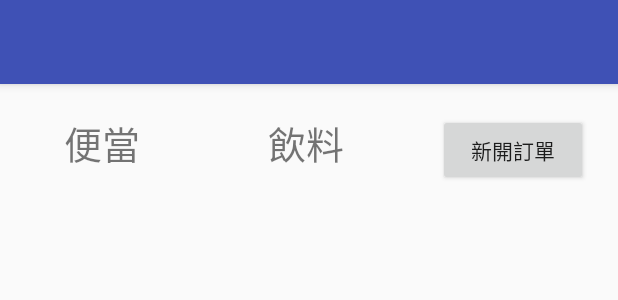
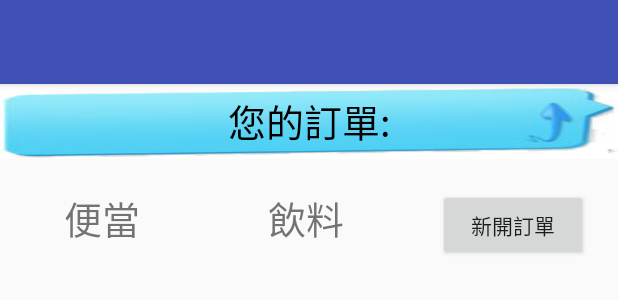
Before and after one commit to kown2007/OrderByYo, an Android app: the layout app_bar_main.xml on its own in the app's theme, with its tools: preview values and no code run, on a phone screen of 412 x 824 dp. Shown: the top 300 px of the screen. Run offline under Robolectric (Android 15) with nearby library versions, the phone set to English and light mode, and no system bars.

Commit message:
首頁80%完成

```diff
--- a/app/build.gradle
+++ b/app/build.gradle
@@ -35,4 +35,5 @@ dependencies {
 
 
 
+
 apply plugin: 'com.google.gms.google-services'
--- /dev/null
+++ b/app/src/main/java/com/myapplication/xuan/orderbyyo/HomeFragment.java
@@ -0,0 +1,205 @@
+package com.myapplication.xuan.orderbyyo;
+
+import android.content.Context;
+import android.net.Uri;
+import android.os.Bundle;
+import android.support.v4.app.Fragment;
+import android.support.v7.app.AlertDialog;
+import android.util.Log;
+import android.view.LayoutInflater;
+import android.view.View;
+import android.view.ViewGroup;
+import android.widget.AdapterView;
+import android.widget.ArrayAdapter;
+import android.widget.ListView;
+
+import com.google.firebase.database.DataSnapshot;
+import com.google.firebase.database.DatabaseError;
+import com.google.firebase.database.DatabaseReference;
+import com.google.firebase.database.FirebaseDatabase;
+import com.google.firebase.database.ValueEventListener;
+
+import java.util.ArrayList;
+import java.util.List;
+
+
+/**
+ * A simple {@link Fragment} subclass.
+ * Activities that contain this fragment must implement the
+ * {@link HomeFragment.OnFragmentInteractionListener} interface
+ * to handle interaction events.
+ * Use the {@link HomeFragment#newInstance} factory method to
+ * create an instance of this fragment.
+ */
+public class HomeFragment extends Fragment {
+    // TODO: Rename parameter arguments, choose names that match
+    // the fragment initialization parameters, e.g. ARG_ITEM_NUMBER
+    private static final String ARG_PARAM1 = "param1";
+    private static final String ARG_PARAM2 = "param2";
+
+    // TODO: Rename and change types of parameters
+    private String mParam1;
+    private String mParam2;
+    /////////////////////////////////////////////////////
+
+    View home;
+    ArrayAdapter adapter_bu;
+    List selectvieworder,myorderall;
+    ListView listViewHome;
+    ArrayAdapter adapter;
+    DatabaseReference mref;
+    MainActivity activity;
+
+
+    /////////////////////////////////////////////////////
+
+    private OnFragmentInteractionListener mListener;
+
+    public HomeFragment() {
+        // Required empty public constructor
+    }
+
+    /**
+     * Use this factory method to create a new instance of
+     * this fragment using the provided parameters.
+     *
+     * @param param1 Parameter 1.
+     * @param param2 Parameter 2.
+     * @return A new instance of fragment HomeFragment.
+     */
+    // TODO: Rename and change types and number of parameters
+    public static HomeFragment newInstance(String param1, String param2) {
+        HomeFragment fragment = new HomeFragment();
+        Bundle args = new Bundle();
+        args.putString(ARG_PARAM1, param1);
+        args.putString(ARG_PARAM2, param2);
+        fragment.setArguments(args);
+        return fragment;
+    }
+
+    @Override
+    public void onCreate(Bundle savedInstanceState) {
+        super.onCreate(savedInstanceState);
+        if (getArguments() != null) {
+            mParam1 = getArguments().getString(ARG_PARAM1);
+            mParam2 = getArguments().getString(ARG_PARAM2);
+        }
+    }
+
+    @Override
+    public View onCreateView(LayoutInflater inflater, ViewGroup container,
+                             Bundle savedInstanceState) {
+        // Inflate the layout for this fragment
+        activity = (MainActivity)getActivity();
+        View v =  inflater.inflate(R.layout.fragment_home, container, false);
+
+        selectvieworder = new ArrayList();
+        myorderall = new ArrayList();
+
+        listViewHome = (ListView) v.findViewById(R.id.listView_Home);
+        SetHomeListView();
+        home = inflater.inflate(R.layout.home_select_view,null);
+
+        return v;
+    }
+
+    // TODO: Rename method, update argument and hook method into UI event
+    public void onButtonPressed(Uri uri) {
+        if (mListener != null) {
+            mListener.onFragmentInteraction(uri);
+        }
+    }
+
+    @Override
+    public void onAttach(Context context) {
+        super.onAttach(context);
+//        if (context instanceof OnFragmentInteractionListener) {
+//            mListener = (OnFragmentInteractionListener) context;
+//        } else {
+//            throw new RuntimeException(context.toString()
+//                    + " must implement OnFragmentInteractionListener");
+//        }
+    }
+
+    @Override
+    public void onDetach() {
+        super.onDetach();
+        mListener = null;
+    }
+
+    /**
+     * This interface must be implemented by activities that contain this
+     * fragment to allow an interaction in this fragment to be communicated
+     * to the activity and potentially other fragments contained in that
+     * activity.
+     * <p>
+     * See the Android Training lesson <a href=
+     * "http://developer.android.com/training/basics/fragments/communicating.html"
+     * >Communicating with Other Fragments</a> for more information.
+     */
+    public interface OnFragmentInteractionListener {
+        // TODO: Update argument type and name
+        void onFragmentInteraction(Uri uri);
+    }
+
+
+    public void SetHomeListView(){
+        mref = FirebaseDatabase.getInstance().getReference("OrderList");
+        mref.addValueEventListener(new ValueEventListener() {
+            @Override
+            public void onDataChange(final DataSnapshot dataSnapshot) {
+                myorderall.clear();
+                for(DataSnapshot ds1:dataSnapshot.getChildren()){//Food&Drink
+
+                    for(DataSnapshot ds2:ds1.getChildren()){//店家名稱
+
+                        for(DataSnapshot ds3:ds2.child("List").getChildren()){//List裡所有訂單
+
+                            if(ds3.getKey().toString().equals(activity.user)){
+                                myorderall.add(ds2.getKey().toString());
+                            }
+                        }
+                    }
+                }
+                //==================第一次尋覽結束========================//
+                adapter = new ArrayAdapter(getActivity(),android.R.layout.simple_list_item_1,myorderall);
+                listViewHome.setAdapter(adapter);
+
+                listViewHome.setOnItemClickListener(new AdapterView.OnItemClickListener() {
+                    @Override
+                    public void onItemClick(AdapterView<?> parent, View view, int position, long id) {
+                        Log.d("nnnnn",""+position);
+                        selectvieworder.clear();
+                        for(DataSnapshot d:dataSnapshot.getChildren()){//d:Food,Drink
+                            for(DataSnapshot d2:d.getChildren()){//d2:店家名稱
+                                if(d2.getKey().toString().equals(myorderall.get(position).toString())){
+                                    for(DataSnapshot d3:d2.child("List").child(activity.user).getChildren()){
+                                        selectvieworder.add(d3.getKey().toString());
+                                    }
+                                }
+                            }
+                        }
+                        adapter_bu = new ArrayAdapter(getActivity(),android.R.layout.simple_list_item_1,selectvieworder);
+                        ListView listView_bu =(ListView) home.findViewById(R.id.listView_homeSelect);
+                        listView_bu.setAdapter(adapter_bu);
+
+                        AlertDialog.Builder buSelect = new AlertDialog.Builder(getActivity());
+                        buSelect.setTitle("訂單詳細");
+                        if (home.getParent() != null) {
+                            ((ViewGroup) home.getParent()).removeView(home);
+                        }
+                        buSelect.setView(home);
+                        buSelect.setPositiveButton("確定", null);
+                        buSelect.show();
+                    }
+                });
+            }
+
+            @Override
+            public void onCancelled(DatabaseError databaseError) {
+
+            }
+        });
+
+    }
+}
--- a/app/src/main/res/layout/content_main.xml
+++ b/app/src/main/res/layout/content_main.xml
@@ -8,6 +8,12 @@
     tools:context="com.myapplication.xuan.orderbyyo.MainActivity"
     tools:showIn="@layout/app_bar_main"
     android:orientation="vertical">
+
+    <fragment
+        android:id="@+id/fragment_Home"
+        android:name="com.myapplication.xuan.orderbyyo.HomeFragment"
+        android:layout_width="match_parent"
+        android:layout_height="wrap_content" />
 
     <fragment
         android:id="@+id/fragment_Order"
@@ -42,4 +48,7 @@
         android:layout_height="wrap_content"
         android:layout_weight="1" />
 
+
+
+
 </LinearLayout>
--- /dev/null
+++ b/app/src/main/res/layout/fragment_home.xml
@@ -0,0 +1,24 @@
+<LinearLayout xmlns:android="http://schemas.android.com/apk/res/android"
+    xmlns:tools="http://schemas.android.com/tools"
+    android:layout_width="match_parent"
+    android:layout_height="match_parent"
+    android:orientation="vertical"
+    tools:context="com.myapplication.xuan.orderbyyo.HomeFragment">
+
+    <!-- TODO: Update blank fragment layout -->
+    <TextView
+        android:id="@+id/tvHomeTitle"
+        android:layout_width="match_parent"
+        android:layout_height="50sp"
+        android:gravity="center"
+        android:background="@drawable/hometitle"
+        android:text="您的訂單:"
+        android:textSize="25sp"
+        android:textColor="#000"/>
+
+    <ListView
+        android:id="@+id/listView_Home"
+        android:layout_width="match_parent"
+        android:layout_height="match_parent" />
+
+</LinearLayout>
```
Also changed, not shown: app/src/main/java/com/myapplication/xuan/orderbyyo/MainActivity.java (+21 -3 lines), app/src/main/java/com/myapplication/xuan/orderbyyo/NextOrderFragment.java (+28 -22 lines), app/src/main/res/layout/home_select_view.xml (added, +10 -0 lines), app/src/main/res/drawable/hometitle.jpg (added), app/src/main/res/values/strings.xml (line endings or trailing spaces).
